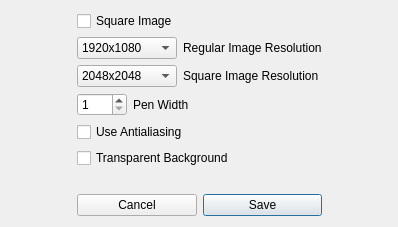
Above: SaveImageDialog.ui from Afomin01/Harmonograph before the change. Below: the same form after it.
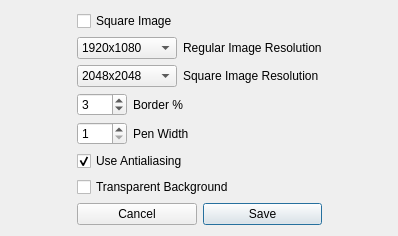
That is the form after the change.

Commit message: Adapted saving image for points mode and different color modes.

```diff
--- a/SaveImageDialog.ui
+++ b/SaveImageDialog.ui
@@ -7,7 +7,7 @@
     <x>0</x>
     <y>0</y>
     <width>398</width>
-    <height>227</height>
+    <height>234</height>
    </rect>
   </property>
   <property name="windowTitle">
@@ -188,6 +188,33 @@
        </item>
       </layout>
      </item>
+     <item>
+      <layout class="QHBoxLayout" name="horizontalLayout_6">
+       <item>
+        <widget class="QSpinBox" name="borderPercentageSpinBox">
+         <property name="maximumSize">
+          <size>
+           <width>50</width>
+           <height>16777215</height>
+          </size>
+         </property>
+         <property name="maximum">
+          <number>50</number>
+         </property>
+         <property name="value">
+          <number>3</number>
+         </property>
+        </widget>
+       </item>
+       <item>
+        <widget class="QLabel" name="label_4">
+         <property name="text">
+          <string>Border %</string>
+         </property>
+        </widget>
+       </item>
+      </layout>
+     </item>
      <item>
       <layout class="QHBoxLayout" name="horizontalLayout_5">
        <item>
@@ -223,6 +250,9 @@
        <property name="text">
         <string>Use Antialiasing</string>
        </property>
+       <property name="checked">
+        <bool>true</bool>
+       </property>
       </widget>
      </item>
      <item>
```
The commit also changes 7 other files.
